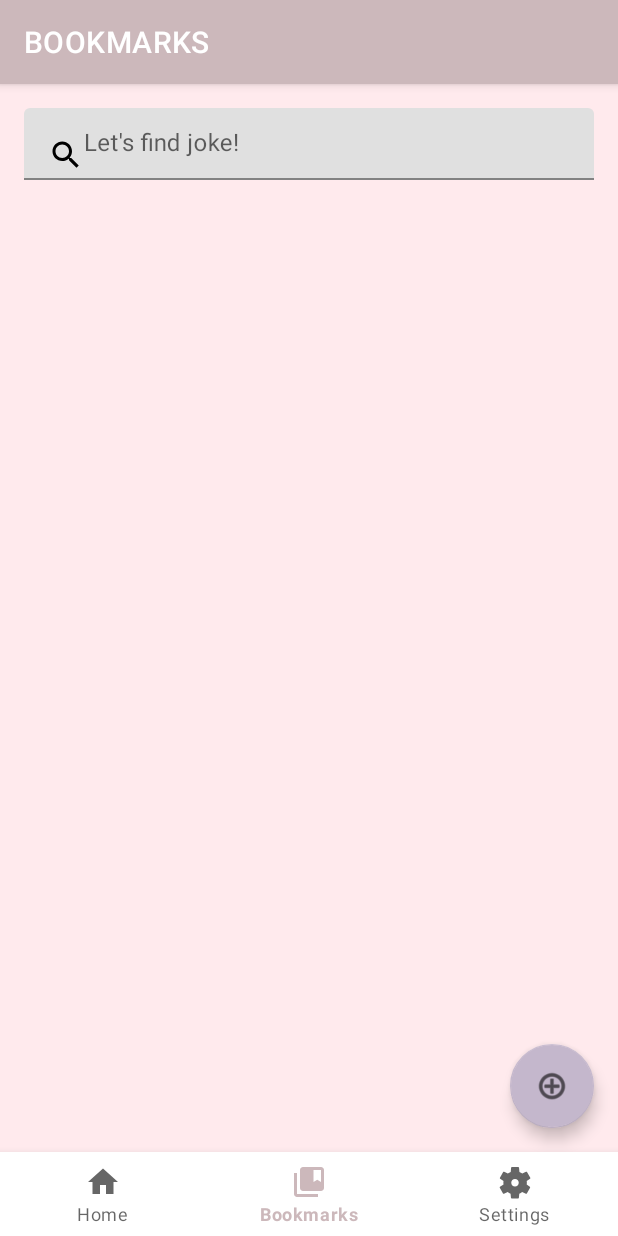
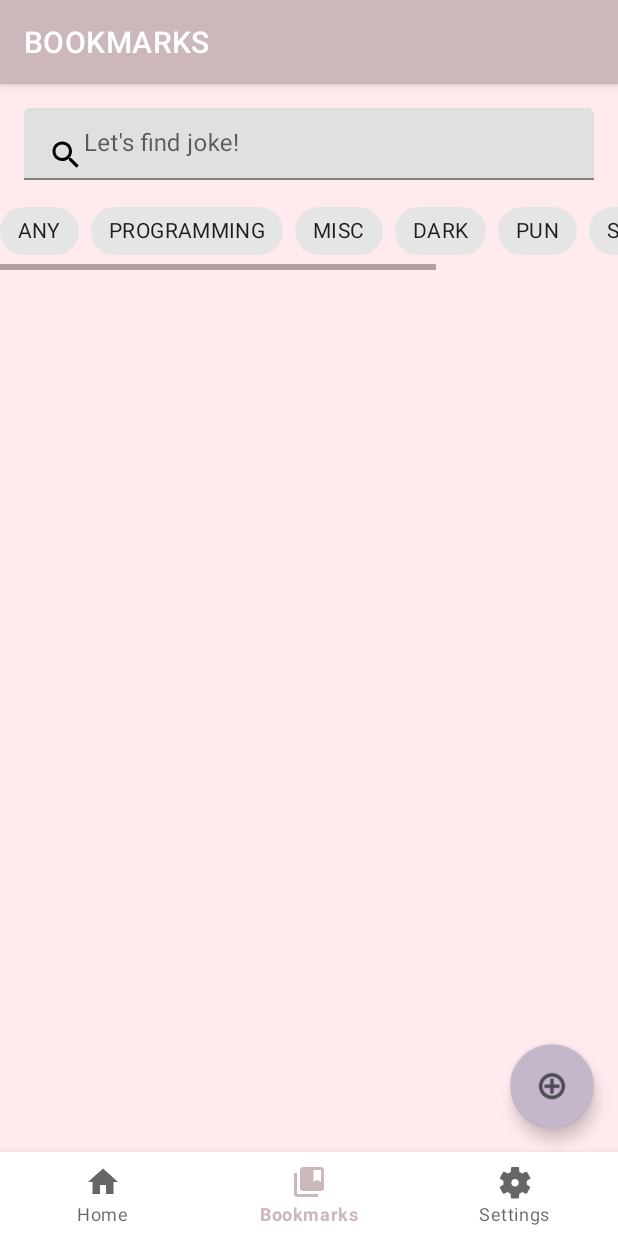
Before and after one commit to DmitryKucherenko/rs.android.final_task, an Android app: the screen it shows after launch (MainActivity), item 2 of the bottom bar chosen, on a phone screen of 412 x 824 dp. Run offline under Robolectric (Android 15) with nearby library versions, the phone set to English and light mode, and no system bars; our stand-ins replace Dagger/Hilt's generated code, Room's generated code, navigation-ui, paging; 2 statements that could not run were skipped.

Commit message:
features add filter

```diff
--- a/app/src/main/java/com/fatalzero/rsandroidfinal_task/di/DataModule.kt
+++ b/app/src/main/java/com/fatalzero/rsandroidfinal_task/di/DataModule.kt
@@ -10,6 +10,7 @@ import javax.inject.Singleton
 import com.fatalzero.rsandroidfinal_task.data.network.ApiService
 import com.fatalzero.rsandroidfinal_task.data.repository.JokesListRepositoryImpl
 import com.fatalzero.rsandroidfinal_task.data.repository.SettingsRepositoryImpl
+import com.fatalzero.rsandroidfinal_task.domain.usecase.AddFilterUseCase
 import com.fatalzero.rsandroidfinal_task.utils.ShowMessage
 
 @Module
@@ -45,6 +46,7 @@ class DataModule {
         return SettingsRepositoryImpl(context, showMessage)
     }
 
+    @Singleton
     @Provides
     fun provideJokesListRepositoryImpl(
         jokesApiService: ApiService,
@@ -54,5 +56,10 @@ class DataModule {
         return JokesListRepositoryImpl(jokesApiService, context, message)
     }
 
+    @Provides
+    fun provideAddFilterUseCase(repository:JokesListRepositoryImpl): AddFilterUseCase {
+        return AddFilterUseCase(repository)
+    }
+
 
 }
--- a/app/src/main/java/com/fatalzero/rsandroidfinal_task/di/PresentationModule.kt
+++ b/app/src/main/java/com/fatalzero/rsandroidfinal_task/di/PresentationModule.kt
@@ -63,9 +63,10 @@ class PresentationModule {
     fun provideJokesListViewModel(
         jokeSendUseCase: JokeSendUseCase,
         jokeSaveUseCase: JokeSaveUseCase,
-            jokePagingSource: JokePagingSource
+        jokePagingSource: JokePagingSource,
+        filterUseCase: AddFilterUseCase
     ): JokesListViewModel {
-            return JokesListViewModel(jokeSendUseCase, jokeSaveUseCase, jokePagingSource)
+        return JokesListViewModel(jokeSendUseCase, jokeSaveUseCase, jokePagingSource, filterUseCase)
     }
 
     @Provides
@@ -73,12 +74,12 @@ class PresentationModule {
         return SendJokeImpl(context)
     }
 
+
+
     @Provides
     fun provideShowMessage(context: Context): ShowMessage {
         return ShowMessage(context)
     }
 
 
-
-
 }
--- a/app/src/main/java/com/fatalzero/rsandroidfinal_task/presentation/Fauvorite/FavouriteListFragment.kt
+++ b/app/src/main/java/com/fatalzero/rsandroidfinal_task/presentation/Fauvorite/FavouriteListFragment.kt
@@ -13,12 +13,16 @@ import androidx.navigation.fragment.findNavController
 import androidx.recyclerview.widget.LinearLayoutManager
 import androidx.recyclerview.widget.RecyclerView
 import com.fatalzero.rsandroidfinal_task.App
+import com.fatalzero.rsandroidfinal_task.R
 import com.fatalzero.rsandroidfinal_task.databinding.FauvoriteJokeListFragmentBinding
 import com.fatalzero.rsandroidfinal_task.presentation.Fauvorite.adapter.FJokeAdapter
 import com.fatalzero.rsandroidfinal_task.presentation.Fauvorite.adapter.FauvItemClickListener
+import com.fatalzero.rsandroidfinal_task.presentation.Filters
 import com.fatalzero.rsandroidfinal_task.utils.Constants.UNDEFINED_ID
 import com.fatalzero.rsandroidfinal_task.utils.DebouncingTextWatcher
 import com.fatalzero.rsandroidfinal_task.utils.ViewModelFactory
+import com.google.android.material.chip.Chip
+import com.google.android.material.chip.ChipGroup
 import com.google.android.material.floatingactionbutton.FloatingActionButton
 import javax.inject.Inject
 
@@ -30,10 +34,12 @@ class FavouriteListFragment : Fragment() {
     private var favoriteRecyclerView: RecyclerView? = null
     private var searchTextView: EditText? = null
     private var addButton: FloatingActionButton? = null
-
+    private val filtersArray by lazy { resources.getStringArray(R.array.filters_array) }
     private val component by lazy {
         (requireActivity().application as App).appComponent
     }
+
+    private var chipGroupView:ChipGroup? = null
 
     private var adapter: FJokeAdapter? = null
 
@@ -62,15 +68,38 @@ class FavouriteListFragment : Fragment() {
             })
     }
 
+
+
     private fun initView() {
         with(binding) {
             searchTextView = searchText
             favoriteRecyclerView = jokeRecyclerView
             addButton = floatingActionButton
+            chipGroupView = binding.chipGroup
         }
+
+
+        setChipGroup(chipGroupView)
+
         favoriteRecyclerView?.layoutManager = LinearLayoutManager(context)
         navController = findNavController()
 
+    }
+
+
+    private fun setChipGroup(chipGroup: ChipGroup?){
+        for (i in filtersArray.indices){
+            val filter = Filters.values()[i]
+            val chip =
+                (layoutInflater.inflate(R.layout.filter_chip_item, chipGroup, false)) as Chip
+            chip.apply {
+                text = filtersArray[i]
+                id = filter.ordinal
+              //  setChipListener(this, filter)
+                chipGroup?.addView(this)
+            }
+
+        }
     }
 
     private fun setupListener() {
--- /dev/null
+++ b/app/src/main/java/com/fatalzero/rsandroidfinal_task/presentation/Filters.kt
@@ -0,0 +1,5 @@
+package com.fatalzero.rsandroidfinal_task.presentation
+
+enum class Filters {
+    ANY, PROGRAMMING, MISC, DARK, PUN, SPOOKY,CHRISTMAS
+}
--- a/app/src/main/java/com/fatalzero/rsandroidfinal_task/presentation/JokeList/JokesList.kt
+++ b/app/src/main/java/com/fatalzero/rsandroidfinal_task/presentation/JokeList/JokesList.kt
@@ -14,19 +14,24 @@ import androidx.paging.LoadState
 import androidx.recyclerview.widget.LinearLayoutManager
 import androidx.recyclerview.widget.RecyclerView
 import com.fatalzero.rsandroidfinal_task.App
+import com.fatalzero.rsandroidfinal_task.R
 import com.fatalzero.rsandroidfinal_task.databinding.JokesListFragmentBinding
+import com.fatalzero.rsandroidfinal_task.domain.model.Filters
 import com.fatalzero.rsandroidfinal_task.domain.model.Joke
+
 import com.fatalzero.rsandroidfinal_task.presentation.JokeList.adapter.ItemClickListener
 import com.fatalzero.rsandroidfinal_task.presentation.JokeList.adapter.JokeAdapter
 import com.fatalzero.rsandroidfinal_task.presentation.JokeList.adapter.LoaderStateAdapter
 import com.fatalzero.rsandroidfinal_task.utils.ViewModelFactory
+import com.google.android.material.chip.Chip
+import com.google.android.material.chip.ChipGroup
 import kotlinx.coroutines.flow.collectLatest
 import java.lang.Exception
 import javax.inject.Inject
 
 class JokesList : Fragment() {
     private var jokeRecyclerView: RecyclerView? = null
-
+    private val filtersArray by lazy { resources.getStringArray(R.array.filters_array) }
     private val component by lazy {
         (requireActivity().application as App).appComponent
     }
@@ -85,10 +90,12 @@ class JokesList : Fragment() {
 
     override fun onViewCreated(view: View, savedInstanceState: Bundle?) {
         super.onViewCreated(view, savedInstanceState)
+        val chipGroup = binding.chipGroup
+        setChipGroup(chipGroup)
 
         viewLifecycleOwner.lifecycleScope.launchWhenCreated {
 
-            viewModel.jokeFlowData.collectLatest { pagingData ->
+            viewModel.jokeFlowData?.collectLatest { pagingData ->
                 adapter?.submitData(pagingData)
             }
         }
@@ -114,5 +121,25 @@ class JokesList : Fragment() {
         _binding = null
     }
 
+    private fun setChipGroup(chipGroup: ChipGroup){
+        for (i in filtersArray.indices){
+            val filter = Filters.values()[i]
+            val chip =
+                (layoutInflater.inflate(R.layout.filter_chip_item, chipGroup, false)) as Chip
+            chip.apply {
+                text = filtersArray[i]
+                id = filter.ordinal
+                setChipListener(this, filter)
+                chipGroup.addView(this)
+            }
+
+        }
+    }
+
+    private fun setChipListener(chip: Chip, filter: Filters) =
+        chip.setOnCheckedChangeListener { _, isChecked ->
+             viewModel.addFilter(filter)
+        }
+
 
 }
--- a/app/src/main/java/com/fatalzero/rsandroidfinal_task/presentation/JokeList/JokesListViewModel.kt
+++ b/app/src/main/java/com/fatalzero/rsandroidfinal_task/presentation/JokeList/JokesListViewModel.kt
@@ -5,25 +5,36 @@ import androidx.lifecycle.ViewModel
 import androidx.lifecycle.viewModelScope
 import androidx.paging.Pager
 import androidx.paging.PagingConfig
+import androidx.paging.PagingData
 import androidx.paging.cachedIn
+import com.fatalzero.rsandroidfinal_task.domain.model.Filters
 import com.fatalzero.rsandroidfinal_task.domain.usecase.JokeSaveUseCase
 import com.fatalzero.rsandroidfinal_task.domain.usecase.JokeSendUseCase
 import com.fatalzero.rsandroidfinal_task.domain.model.Joke
+import com.fatalzero.rsandroidfinal_task.domain.usecase.AddFilterUseCase
 import com.fatalzero.rsandroidfinal_task.presentation.JokeList.adapter.JokePagingSource
+import kotlinx.coroutines.flow.Flow
 import kotlinx.coroutines.launch
-import javax.inject.Inject
 
 
 class JokesListViewModel (
     private var jokeSendUseCase: JokeSendUseCase,
     private var jokeSaveUseCase: JokeSaveUseCase,
-    jokePagingSource: JokePagingSource
+    private var jokePagingSource: JokePagingSource,
+    private var filterUseCase: AddFilterUseCase
 ) : ViewModel() {
 
-    val jokeFlowData = Pager(
-        config = PagingConfig(pageSize = 1, enablePlaceholders = false),
-        pagingSourceFactory = { jokePagingSource }
-    ).flow.cachedIn(viewModelScope)
+    var jokeFlowData: Flow<PagingData<Joke>>? = null
+    init {
+        update()
+    }
+
+    fun update(){
+        jokeFlowData = Pager(
+            config = PagingConfig(pageSize = 1, enablePlaceholders = false),
+            pagingSourceFactory = { jokePagingSource }
+        ).flow.cachedIn(viewModelScope)
+    }
 
     fun sendJoke(joke: Joke?) {
         jokeSendUseCase.execute(joke)
@@ -36,5 +47,11 @@ class JokesListViewModel (
         }
     }
 
+    fun addFilter(filter: Filters){
+        Log.d("REPO","addFilter")
+        filterUseCase(filter)
+        update()
+    }
+
 
 }
--- a/app/src/main/res/layout/fauvorite_joke_list_fragment.xml
+++ b/app/src/main/res/layout/fauvorite_joke_list_fragment.xml
@@ -30,16 +30,36 @@
 
     </com.google.android.material.textfield.TextInputLayout>
 
+
+    <HorizontalScrollView
+        android:id="@+id/horizontalScrollView"
+        android:layout_width="match_parent"
+        android:layout_height="wrap_content"
+        android:layout_marginTop="10dp"
+        app:layout_constraintEnd_toEndOf="parent"
+        app:layout_constraintStart_toStartOf="parent"
+        app:layout_constraintTop_toBottomOf="@+id/search">
+
+        <com.google.android.material.chip.ChipGroup
+            android:id="@+id/chip_group"
+            android:layout_width="match_parent"
+            android:layout_height="50dp"
+            app:selectionRequired="true"
+            app:singleLine="true"
+
+            />
+    </HorizontalScrollView>
+
     <androidx.recyclerview.widget.RecyclerView
         android:id="@+id/jokeRecyclerView"
         android:layout_width="match_parent"
         android:layout_height="0dp"
-        android:layout_marginTop="16dp"
+        android:layout_marginTop="11dp"
         app:layout_constraintBottom_toBottomOf="parent"
         app:layout_constraintEnd_toEndOf="parent"
         app:layout_constraintHorizontal_bias="0.0"
         app:layout_constraintStart_toStartOf="parent"
-        app:layout_constraintTop_toBottomOf="@+id/search"
+        app:layout_constraintTop_toBottomOf="@+id/horizontalScrollView"
         app:layout_constraintVertical_bias="0.0"
         tools:listitem="@layout/fauvorite_joke_item" />
 
--- /dev/null
+++ b/app/src/main/res/layout/filter_chip_item.xml
@@ -0,0 +1,9 @@
+<?xml version="1.0" encoding="utf-8"?>
+<com.google.android.material.chip.Chip xmlns:android="http://schemas.android.com/apk/res/android"
+    xmlns:app="http://schemas.android.com/apk/res-auto"
+    xmlns:tools="http://schemas.android.com/tools"
+    style="@style/Widget.MaterialComponents.Chip.Entry"
+    android:layout_width="wrap_content"
+    android:layout_height="wrap_content"
+    app:closeIconVisible="false"
+    tools:text="Programming" />
--- a/app/src/main/res/layout/jokes_list_fragment.xml
+++ b/app/src/main/res/layout/jokes_list_fragment.xml
@@ -1,15 +1,35 @@
 <?xml version="1.0" encoding="utf-8"?>
-<FrameLayout xmlns:android="http://schemas.android.com/apk/res/android"
+<androidx.appcompat.widget.LinearLayoutCompat
+    xmlns:app="http://schemas.android.com/apk/res-auto"
+    xmlns:android="http://schemas.android.com/apk/res/android"
     xmlns:tools="http://schemas.android.com/tools"
     android:layout_width="match_parent"
     android:layout_height="match_parent"
+    android:orientation="vertical"
     android:background="?attr/colorPrimaryVariant"
     tools:context=".presentation.JokeList.JokesList">
+
+
+    <HorizontalScrollView
+        android:layout_width="match_parent"
+        android:layout_height="wrap_content">
+
+        <com.google.android.material.chip.ChipGroup
+            android:id="@+id/chip_group"
+            android:layout_width="wrap_content"
+            android:layout_height="wrap_content"
+            app:selectionRequired="true"
+            app:singleLine="true"
+
+            />
+    </HorizontalScrollView>
 
     <androidx.recyclerview.widget.RecyclerView
         android:id="@+id/jokeRecyclerView"
         android:layout_width="match_parent"
-        android:layout_height="match_parent" />
+        android:layout_height="match_parent"
+        tools:listitem="@layout/joke_item"
+        />
 
     <LinearLayout
         android:id="@+id/empty_view"
@@ -38,4 +58,4 @@
             android:layout_gravity="center"
             android:text="@string/refresh_button" />
     </LinearLayout>
-</FrameLayout>
+</androidx.appcompat.widget.LinearLayoutCompat>
--- a/app/src/main/res/values/strings.xml
+++ b/app/src/main/res/values/strings.xml
@@ -28,4 +28,23 @@
     <string name="let_s_find_joke">Let\'s find joke!</string>
     <string name="delete_button">delete button</string>
     <string name="edit_buton">edit_buton</string>
+
+    <string name="any_filter">ANY</string>
+    <string name="programming_filter">PROGRAMMING</string>
+    <string name="misc_filter">MISC</string>
+    <string name="dark_filter">DARK</string>
+    <string name="pun_filter">PUN</string>
+    <string name="spooky_filter">SPOOKY</string>
+    <string name="christmas_filter">CHRISTMAS</string>
+
+    <string-array name="filters_array">
+        <item>@string/any_filter</item>
+        <item>@string/programming_filter</item>
+        <item>@string/misc_filter</item>
+        <item>@string/dark_filter</item>
+        <item>@string/pun_filter</item>
+        <item>@string/spooky_filter</item>
+        <item>@string/christmas_filter</item>
+    </string-array>
+
 </resources>
--- a/data/src/main/java/com/fatalzero/rsandroidfinal_task/data/repository/JokesListRepositoryImpl.kt
+++ b/data/src/main/java/com/fatalzero/rsandroidfinal_task/data/repository/JokesListRepositoryImpl.kt
@@ -7,6 +7,7 @@ import androidx.lifecycle.Transformations
 import com.fatalzero.rsandroidfinal_task.data.database.AppDatabase
 import com.fatalzero.rsandroidfinal_task.data.mapper.JokeMapper
 import com.fatalzero.rsandroidfinal_task.data.network.ApiService
+import com.fatalzero.rsandroidfinal_task.domain.model.Filters
 import com.fatalzero.rsandroidfinal_task.domain.model.Joke
 import com.fatalzero.rsandroidfinal_task.domain.repository.JokesListRepository
 import com.fatalzero.rsandroidfinal_task.utils.ShowMessage
@@ -21,9 +22,11 @@ class JokesListRepositoryImpl(
 
 
     private var jokeDao = AppDatabase.getInstance(context).jokeDao()
+    private val filters = mutableSetOf<Filters>()
 
     override suspend fun getJokesList(count: Int, range: String): List<Joke> {
         try {
+            Log.d("REPO",filters.toString())
             return JokeMapper.mapJsonContainerToListJoke(
                 jokesApiService.getResponse(
                     count,
@@ -95,4 +98,9 @@ class JokesListRepositoryImpl(
 
 
 
+    override fun addFilter(filter: Filters) {
+        filters.add(filter)
+    }
+
+
 }
--- /dev/null
+++ b/domain/src/main/java/com/fatalzero/rsandroidfinal_task/domain/model/Filters.kt
@@ -0,0 +1,5 @@
+package com.fatalzero.rsandroidfinal_task.domain.model
+
+enum class Filters {
+    ANY, PROGRAMMING, MISC, DARK, PUN, SPOOKY,CHRISTMAS
+}
--- a/domain/src/main/java/com/fatalzero/rsandroidfinal_task/domain/repository/JokesListRepository.kt
+++ b/domain/src/main/java/com/fatalzero/rsandroidfinal_task/domain/repository/JokesListRepository.kt
@@ -1,7 +1,9 @@
 package com.fatalzero.rsandroidfinal_task.domain.repository
 
 import androidx.lifecycle.LiveData
+import com.fatalzero.rsandroidfinal_task.domain.model.Filters
 import com.fatalzero.rsandroidfinal_task.domain.model.Joke
+
 
 
 interface JokesListRepository {
@@ -11,4 +13,5 @@ interface JokesListRepository {
     suspend fun getJoke(id:String): Joke
     fun getJokesListFromDB(): LiveData<List<Joke>>
     fun searchQuery(query:String):LiveData<List<Joke>>
+    fun addFilter(filter: Filters)
 }
--- /dev/null
+++ b/domain/src/main/java/com/fatalzero/rsandroidfinal_task/domain/usecase/AddFilterUseCase.kt
@@ -0,0 +1,12 @@
+package com.fatalzero.rsandroidfinal_task.domain.usecase
+
+import androidx.lifecycle.LiveData
+import com.fatalzero.rsandroidfinal_task.domain.model.Filters
+import com.fatalzero.rsandroidfinal_task.domain.model.Joke
+import com.fatalzero.rsandroidfinal_task.domain.repository.JokesListRepository
+
+class AddFilterUseCase(private var repository: JokesListRepository) {
+    operator fun invoke(filter: Filters) {
+        return repository.addFilter(filter)
+    }
+}
```
Lines whose indentation alone changed are shown as unchanged.
